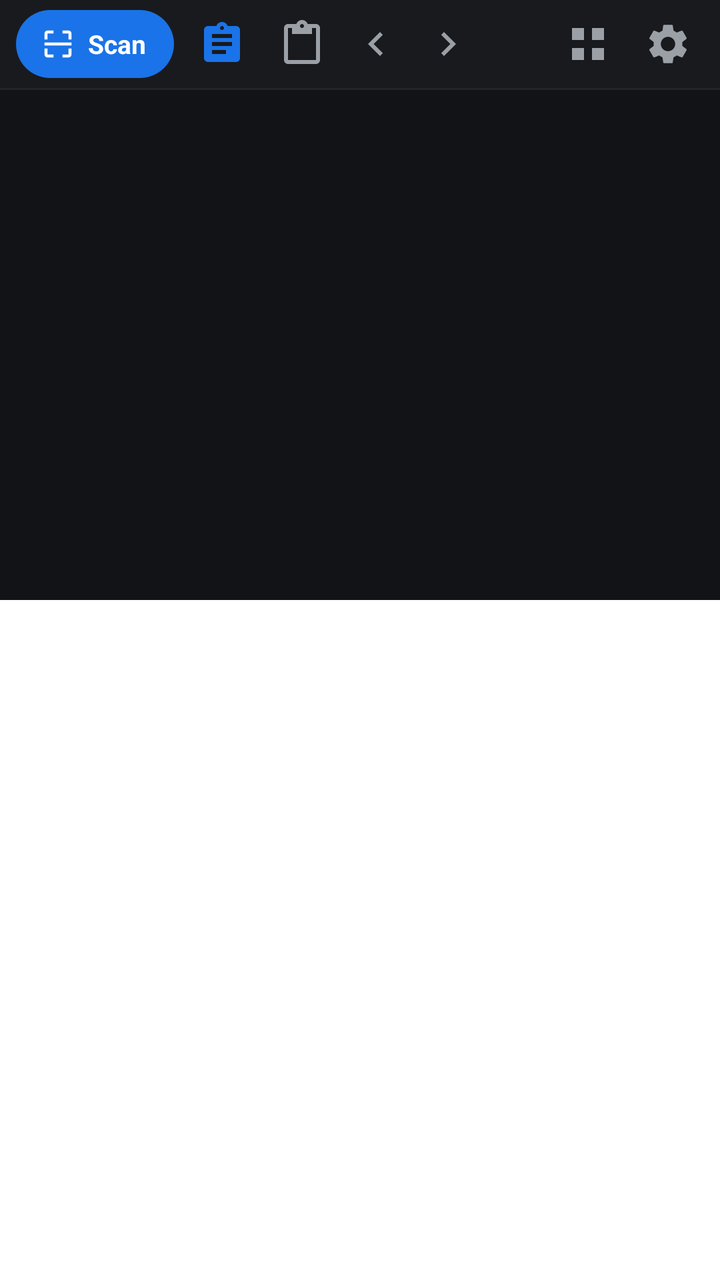
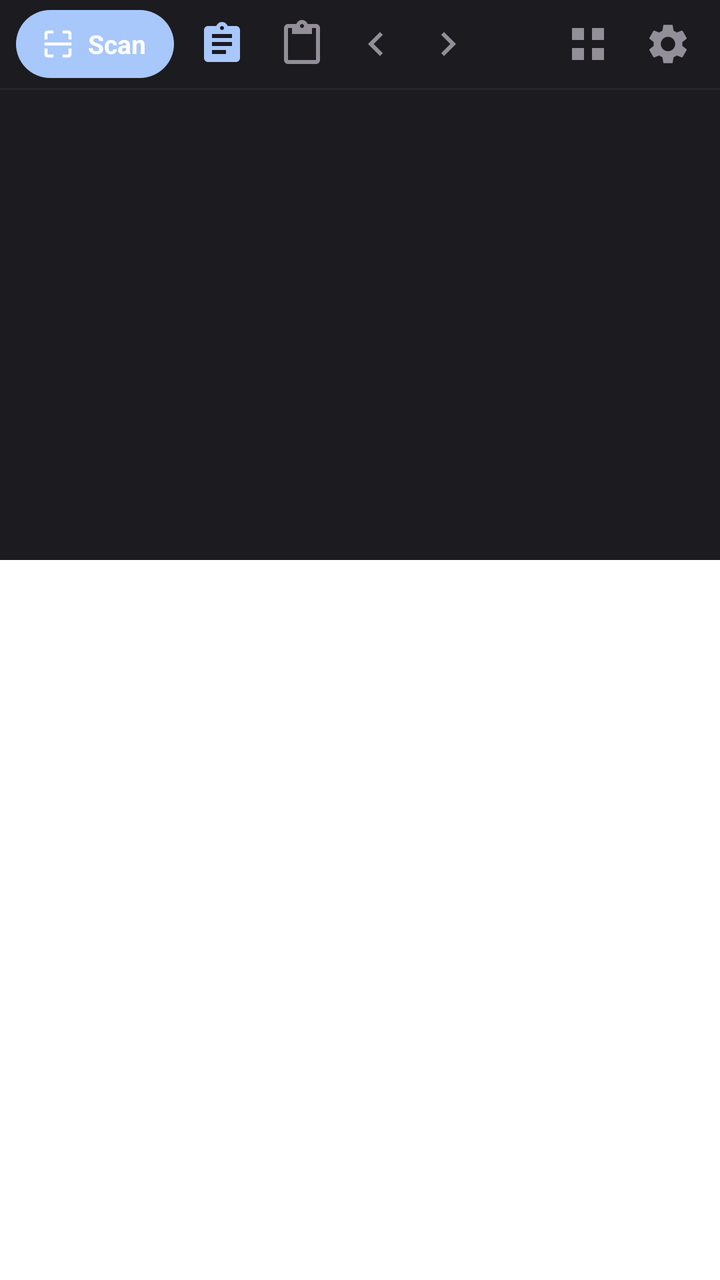

Compare the two renders of this Android layout. The source of the first and the diff that turns it into the second are given below.
<!-- AndroidManifest.xml: application theme AppTheme -->
<!-- res/layout/view_barcode_keyboard.xml -->
<?xml version="1.0" encoding="utf-8"?>
<FrameLayout xmlns:android="http://schemas.android.com/apk/res/android"
    xmlns:app="http://schemas.android.com/apk/res-auto"
    android:id="@+id/keyboardOuterFrame"
    android:layout_width="match_parent"
    android:layout_height="wrap_content"
    android:clipChildren="false"
    android:clipToPadding="false">

    <LinearLayout
        android:id="@+id/keyboardRoot"
        android:layout_width="match_parent"
        android:layout_height="wrap_content"
        android:background="@color/heliboard_surface"
        android:clipChildren="false"
        android:clipToPadding="false"
        android:orientation="vertical">

    
    <FrameLayout
        android:id="@+id/scannerContainer"
        android:layout_width="match_parent"
        android:layout_height="175dp"
        android:background="#000000"
        android:visibility="gone">

        <androidx.camera.view.PreviewView
            android:id="@+id/cameraPreviewView"
            android:layout_width="match_parent"
            android:layout_height="match_parent" />

        <com.example.barcodekeyboard.ui.keyboard.ScannerOverlayView
            android:id="@+id/scannerOverlayView"
            android:layout_width="match_parent"
            android:layout_height="match_parent" />

        
        <ImageButton
            android:id="@+id/btnViewfinderFlash"
            android:layout_width="32dp"
            android:layout_height="32dp"
            android:layout_gravity="top|start"
            android:layout_marginStart="10dp"
            android:layout_marginTop="10dp"
            android:background="@drawable/bg_bento_pill_dark"
            android:contentDescription="Senter"
            android:padding="7dp"
            android:src="@drawable/ic_flash"
            app:tint="#FFFFFF" />

        
        <TextView
            android:id="@+id/btnQuickZoom"
            android:layout_width="wrap_content"
            android:layout_height="32dp"
            android:layout_gravity="top|end"
            android:layout_marginTop="10dp"
            android:layout_marginEnd="10dp"
            android:background="@drawable/bg_bento_pill_dark"
            android:clickable="true"
            android:focusable="true"
            android:gravity="center"
            android:paddingStart="12dp"
            android:paddingEnd="12dp"
            android:text="1.0x"
            android:textColor="#FFFFFF"
            android:textSize="12sp"
            android:textStyle="bold" />

        
        <TextView
            android:id="@+id/tvStatus"
            android:layout_width="wrap_content"
            android:layout_height="wrap_content"
            android:layout_gravity="bottom|center_horizontal"
            android:layout_marginBottom="8dp"
            android:background="@drawable/bg_bento_pill_dark"
            android:elevation="2dp"
            android:paddingStart="14dp"
            android:paddingTop="5dp"
            android:paddingEnd="14dp"
            android:paddingBottom="5dp"
            android:text="Ketuk layar untuk fokus • 2x zoom"
            android:textColor="#FFFFFF"
            android:textSize="11sp" />

        <Button
            android:id="@+id/btnGrantPermission"
            android:layout_width="wrap_content"
            android:layout_height="wrap_content"
            android:layout_gravity="center"
            android:background="@drawable/bg_key_accent"
            android:text="@string/grant_camera_permission"
            android:textColor="#FFFFFF"
            android:visibility="gone" />

    </FrameLayout>

    
    <LinearLayout
        android:id="@+id/toolbarContainer"
        android:layout_width="match_parent"
        android:layout_height="44dp"
        android:background="@color/heliboard_toolbar_bg"
        android:gravity="center_vertical"
        android:orientation="horizontal"
        android:paddingStart="8dp"
        android:paddingEnd="8dp">

        
        <LinearLayout
            android:id="@+id/btnToggleScanner"
            android:layout_width="wrap_content"
            android:layout_height="34dp"
            android:background="@drawable/bg_bento_scan_pill"
            android:clickable="true"
            android:focusable="true"
            android:gravity="center_vertical"
            android:orientation="horizontal"
            android:paddingStart="12dp"
            android:paddingEnd="14dp">

            <ImageView
                android:id="@+id/ivScanIcon"
                android:layout_width="18dp"
                android:layout_height="18dp"
                android:src="@drawable/ic_scan"
                app:tint="#FFFFFF" />

            <TextView
                android:id="@+id/tvScanLabel"
                android:layout_width="wrap_content"
                android:layout_height="wrap_content"
                android:layout_marginStart="6dp"
                android:text="Scan"
                android:textColor="#FFFFFF"
                android:textSize="13sp"
                android:textStyle="bold" />
        </LinearLayout>

        
        <ImageButton
            android:id="@+id/btnFlash"
            android:layout_width="36dp"
            android:layout_height="34dp"
            android:layout_marginStart="6dp"
            android:background="@drawable/bg_bento_toolbar_pill"
            android:contentDescription="Flashlight"
            android:padding="6dp"
            android:src="@drawable/ic_flash"
            android:visibility="gone"
            app:tint="@color/heliboard_text" />

        
        <ImageButton
            android:id="@+id/btnClipboard"
            android:layout_width="36dp"
            android:layout_height="34dp"
            android:layout_marginStart="6dp"
            android:background="@drawable/bg_bento_toolbar_pill"
            android:contentDescription="Papan Klip"
            android:padding="7dp"
            android:src="@drawable/ic_clipboard"
            app:tint="@color/heliboard_accent" />

        
        <ImageButton
            android:id="@+id/btnPaste"
            android:layout_width="36dp"
            android:layout_height="34dp"
            android:layout_marginStart="4dp"
            android:background="@drawable/bg_bento_toolbar_pill"
            android:contentDescription="Paste"
            android:padding="7dp"
            android:src="@drawable/ic_paste"
            app:tint="@color/heliboard_text_sub" />

        
        <ImageButton
            android:id="@+id/btnCursorLeft"
            android:layout_width="34dp"
            android:layout_height="34dp"
            android:layout_marginStart="2dp"
            android:background="@drawable/bg_bento_toolbar_pill"
            android:contentDescription="Cursor Left"
            android:padding="7dp"
            android:src="@drawable/ic_arrow_left"
            app:tint="@color/heliboard_text_sub" />

        
        <ImageButton
            android:id="@+id/btnCursorRight"
            android:layout_width="34dp"
            android:layout_height="34dp"
            android:layout_marginStart="2dp"
            android:background="@drawable/bg_bento_toolbar_pill"
            android:contentDescription="Cursor Right"
            android:padding="7dp"
            android:src="@drawable/ic_arrow_right"
            app:tint="@color/heliboard_text_sub" />

        <View
            android:layout_width="0dp"
            android:layout_height="1dp"
            android:layout_weight="1" />

        
        <ImageButton
            android:id="@+id/btnToggleTools"
            android:layout_width="36dp"
            android:layout_height="34dp"
            android:background="@drawable/bg_bento_toolbar_pill"
            android:contentDescription="More Tools"
            android:padding="7dp"
            android:src="@drawable/ic_more_tools"
            app:tint="@color/heliboard_text_sub" />

        
        <ImageButton
            android:id="@+id/btnSettings"
            android:layout_width="36dp"
            android:layout_height="34dp"
            android:layout_marginStart="4dp"
            android:background="@drawable/bg_bento_toolbar_pill"
            android:contentDescription="Settings"
            android:padding="7dp"
            android:src="@drawable/ic_settings"
            app:tint="@color/heliboard_text_sub" />

    </LinearLayout>

    
    <LinearLayout
        android:id="@+id/toolsDrawerContainer"
        android:layout_width="match_parent"
        android:layout_height="46dp"
        android:background="@color/heliboard_surface"
        android:gravity="center_vertical"
        android:orientation="horizontal"
        android:paddingStart="8dp"
        android:paddingEnd="8dp"
        android:visibility="gone">

        <HorizontalScrollView
            android:layout_width="0dp"
            android:layout_height="match_parent"
            android:layout_weight="1"
            android:scrollbars="none">

            <LinearLayout
                android:layout_width="wrap_content"
                android:layout_height="match_parent"
                android:gravity="center_vertical"
                android:orientation="horizontal">

                <TextView
                    android:id="@+id/btnDrawerScan"
                    android:layout_width="wrap_content"
                    android:layout_height="32dp"
                    android:background="@drawable/bg_bento_pill_dark"
                    android:clickable="true"
                    android:focusable="true"
                    android:gravity="center"
                    android:paddingStart="12dp"
                    android:paddingEnd="12dp"
                    android:text="📷 Kamera Barcode"
                    android:textColor="@color/heliboard_text"
                    android:textSize="12sp" />

                <TextView
                    android:id="@+id/btnDrawerClipboard"
                    android:layout_width="wrap_content"
                    android:layout_height="32dp"
                    android:layout_marginStart="8dp"
                    android:background="@drawable/bg_bento_pill_dark"
                    android:clickable="true"
                    android:focusable="true"
                    android:gravity="center"
                    android:paddingStart="12dp"
                    android:paddingEnd="12dp"
                    android:text="📋 Papan Klip"
                    android:textColor="@color/heliboard_text"
                    android:textSize="12sp" />

                <TextView
                    android:id="@+id/btnDrawerZoom"
                    android:layout_width="wrap_content"
                    android:layout_height="32dp"
                    android:layout_marginStart="8dp"
                    android:background="@drawable/bg_bento_pill_dark"
                    android:clickable="true"
                    android:focusable="true"
                    android:gravity="center"
                    android:paddingStart="12dp"
                    android:paddingEnd="12dp"
                    android:text="🔍 Zoom Kamera"
                    android:textColor="@color/heliboard_text"
                    android:textSize="12sp" />

                <TextView
                    android:id="@+id/btnDrawerSize"
                    android:layout_width="wrap_content"
                    android:layout_height="32dp"
                    android:layout_marginStart="8dp"
                    android:background="@drawable/bg_bento_pill_dark"
                    android:clickable="true"
                    android:focusable="true"
                    android:gravity="center"
                    android:paddingStart="12dp"
                    android:paddingEnd="12dp"
                    android:text="📏 Ukuran"
                    android:textColor="@color/heliboard_text"
                    android:textSize="12sp" />

                <TextView
                    android:id="@+id/btnDrawerSettings"
                    android:layout_width="wrap_content"
                    android:layout_height="32dp"
                    android:layout_marginStart="8dp"
                    android:background="@drawable/bg_bento_pill_dark"
                    android:clickable="true"
                    android:focusable="true"
                    android:gravity="center"
                    android:paddingStart="12dp"
                    android:paddingEnd="12dp"
                    android:text="⚙️ Pengaturan"
                    android:textColor="@color/heliboard_text"
                    android:textSize="12sp" />

            </LinearLayout>
        </HorizontalScrollView>

        <ImageButton
            android:id="@+id/btnDrawerClose"
            android:layout_width="32dp"
            android:layout_height="32dp"
            android:layout_marginStart="6dp"
            android:background="@drawable/bg_bento_toolbar_pill"
            android:contentDescription="Tutup Tools"
            android:padding="6dp"
            android:src="@drawable/ic_chevron_up"
            app:tint="@color/heliboard_text_sub" />

    </LinearLayout>

    <View
        android:layout_width="match_parent"
        android:layout_height="1dp"
        android:background="@color/heliboard_divider" />

    
    <LinearLayout
        android:id="@+id/keypadContainer"
        android:layout_width="match_parent"
        android:layout_height="wrap_content"
        android:orientation="vertical"
        android:paddingStart="3dp"
        android:paddingTop="5dp"
        android:paddingEnd="3dp"
        android:paddingBottom="6dp">

        
        <LinearLayout
            android:id="@+id/rowNumber"
            android:layout_width="match_parent"
            android:layout_height="44dp"
            android:orientation="horizontal" />

        
        <LinearLayout
            android:id="@+id/row1"
            android:layout_width="match_parent"
            android:layout_height="46dp"
            android:layout_marginTop="4dp"
            android:orientation="horizontal" />

        
        <LinearLayout
            android:id="@+id/row2"
            android:layout_width="match_parent"
            android:layout_height="46dp"
            android:layout_marginTop="4dp"
            android:orientation="horizontal" />

        
        <LinearLayout
            android:id="@+id/row3"
            android:layout_width="match_parent"
            android:layout_height="46dp"
            android:layout_marginTop="4dp"
            android:orientation="horizontal" />

        
        <LinearLayout
            android:id="@+id/row4"
            android:layout_width="match_parent"
            android:layout_height="46dp"
            android:layout_marginTop="4dp"
            android:orientation="horizontal" />

    </LinearLayout>

    
    <LinearLayout
        android:id="@+id/clipboardContainer"
        android:layout_width="match_parent"
        android:layout_height="225dp"
        android:orientation="vertical"
        android:visibility="gone">

        
        <LinearLayout
            android:layout_width="match_parent"
            android:layout_height="44dp"
            android:gravity="center_vertical"
            android:orientation="horizontal"
            android:paddingStart="12dp"
            android:paddingEnd="10dp">

            <ImageView
                android:layout_width="20dp"
                android:layout_height="20dp"
                android:src="@drawable/ic_clipboard"
                app:tint="@color/heliboard_accent" />

            <TextView
                android:layout_width="wrap_content"
                android:layout_height="wrap_content"
                android:layout_marginStart="8dp"
                android:text="Papan Klip"
                android:textColor="@color/heliboard_text"
                android:textSize="14sp"
                android:textStyle="bold" />

            <TextView
                android:id="@+id/tvClipboardCount"
                android:layout_width="0dp"
                android:layout_height="wrap_content"
                android:layout_marginStart="6dp"
                android:layout_weight="1"
                android:textColor="@color/heliboard_text_sub"
                android:textSize="12sp"
                android:text="(0)" />

            <Button
                android:id="@+id/btnClearClipboard"
                style="@style/Widget.MaterialComponents.Button.TextButton"
                android:layout_width="wrap_content"
                android:layout_height="36dp"
                android:text="Bersihkan"
                android:textColor="#FF5252"
                android:textSize="12sp" />

            <ImageButton
                android:id="@+id/btnCloseClipboard"
                android:layout_width="36dp"
                android:layout_height="36dp"
                android:background="@drawable/bg_toolbar_item"
                android:contentDescription="Tutup Papan Klip"
                android:padding="7dp"
                android:src="@drawable/ic_close"
                app:tint="@color/heliboard_text" />

        </LinearLayout>

        <View
            android:layout_width="match_parent"
            android:layout_height="1dp"
            android:background="@color/heliboard_divider" />

        
        <androidx.recyclerview.widget.RecyclerView
            android:id="@+id/rvClipboardItems"
            android:layout_width="match_parent"
            android:layout_height="0dp"
            android:layout_weight="1"
            android:clipToPadding="false"
            android:paddingTop="4dp"
            android:paddingBottom="6dp"
            android:scrollbars="vertical" />

        
        <TextView
            android:id="@+id/tvClipboardEmpty"
            android:layout_width="match_parent"
            android:layout_height="0dp"
            android:layout_weight="1"
            android:gravity="center"
            android:padding="20dp"
            android:text="Papan klip kosong.\nTeks yang Anda salin (copy) akan otomatis muncul di sini."
            android:textAlignment="center"
            android:textColor="@color/heliboard_text_sub"
            android:textSize="13sp"
            android:visibility="gone" />

    </LinearLayout>

</LinearLayout>

    
    <FrameLayout
        android:id="@+id/keyPreviewOverlay"
        android:layout_width="match_parent"
        android:layout_height="match_parent"
        android:clickable="false"
        android:focusable="false"
        android:clipChildren="false"
        android:clipToPadding="false">

        
        <com.example.barcodekeyboard.ui.keyboard.MaterialKeyBalloonView
            android:id="@+id/materialKeyBalloonView"
            android:layout_width="wrap_content"
            android:layout_height="wrap_content"
            android:clickable="false"
            android:focusable="false"
            android:visibility="gone" />

        
        <com.example.barcodekeyboard.ui.keyboard.MoreKeysPillPopupView
            android:id="@+id/moreKeysPillPopupView"
            android:layout_width="wrap_content"
            android:layout_height="wrap_content"
            android:clickable="false"
            android:focusable="false"
            android:visibility="gone" />

        
        <FrameLayout
            android:id="@+id/keyPreviewBubble"
            android:layout_width="54dp"
            android:layout_height="54dp"
            android:layout_gravity="top|start"
            android:clickable="false"
            android:focusable="false"
            android:visibility="gone"
            android:elevation="12dp">

            <TextView
                android:id="@+id/tvKeyPreviewChar"
                android:layout_width="match_parent"
                android:layout_height="match_parent"
                android:gravity="center"
                android:includeFontPadding="false"
                android:text="A"
                android:textColor="#FFFFFF"
                android:textSize="26sp"
                android:textStyle="bold" />
        </FrameLayout>

    </FrameLayout>

</FrameLayout>
<!-- resources referenced by this layout -->
<resources>
  <color name="heliboard_accent">#1A73E8</color>
  <color name="heliboard_divider">#23252A</color>
  <color name="heliboard_surface">#121316</color>
  <color name="heliboard_text">#F1F3F5</color>
  <color name="heliboard_text_sub">#9AA0A6</color>
  <color name="heliboard_toolbar_bg">#191A1E</color>
  <!-- drawable bg_bento_pill_dark (drawable) -->
  <?xml version="1.0" encoding="utf-8"?>
  <shape xmlns:android="http://schemas.android.com/apk/res/android"
      android:shape="rectangle">
      <solid android:color="@color/bento_matte_black_surface" />
      <corners android:radius="999dp" />
      <stroke
          android:width="1dp"
          android:color="@color/bento_matte_black_border" />
  </shape>
  <!-- drawable bg_bento_scan_pill (drawable) -->
  <?xml version="1.0" encoding="utf-8"?>
  <ripple xmlns:android="http://schemas.android.com/apk/res/android"
      android:color="#40FFFFFF">
      <item>
          <shape android:shape="rectangle">
              <solid android:color="@color/heliboard_accent" />
              <corners android:radius="999dp" />
          </shape>
      </item>
  </ripple>
  <!-- drawable bg_key_accent (drawable) -->
  <?xml version="1.0" encoding="utf-8"?>
  <ripple xmlns:android="http://schemas.android.com/apk/res/android"
      android:color="#80FFFFFF">
      <item>
          <shape android:shape="rectangle">
              <solid android:color="@color/heliboard_accent" />
              <corners android:radius="6dp" />
          </shape>
      </item>
  </ripple>
  <!-- drawable ic_arrow_left (drawable) -->
  <vector xmlns:android="http://schemas.android.com/apk/res/android"
      android:width="24dp"
      android:height="24dp"
      android:viewportWidth="24"
      android:viewportHeight="24">
      <path
          android:fillColor="#FFFFFFFF"
          android:pathData="M15.41,7.41L14,6l-6,6 6,6 1.41,-1.41L10.83,12z" />
  </vector>
  <!-- drawable ic_arrow_right (drawable) -->
  <vector xmlns:android="http://schemas.android.com/apk/res/android"
      android:width="24dp"
      android:height="24dp"
      android:viewportWidth="24"
      android:viewportHeight="24">
      <path
          android:fillColor="#FFFFFFFF"
          android:pathData="M10,6L8.59,7.41 13.17,12l-4.58,4.59L10,18l6,-6z" />
  </vector>
  <!-- drawable ic_chevron_up (drawable) -->
  <vector xmlns:android="http://schemas.android.com/apk/res/android"
      android:width="24dp"
      android:height="24dp"
      android:viewportWidth="24"
      android:viewportHeight="24">
      <path
          android:fillColor="#FFFFFFFF"
          android:pathData="M12,8l-6,6 1.41,1.41L12,10.83l4.59,4.58L18,14z" />
  </vector>
  <!-- drawable ic_flash (drawable) -->
  <vector xmlns:android="http://schemas.android.com/apk/res/android"
      android:width="24dp"
      android:height="24dp"
      android:viewportWidth="24"
      android:viewportHeight="24">
      <path
          android:fillColor="#FFFFFFFF"
          android:pathData="M7,2v11h3v9l7,-12h-4l4,-8H7z" />
  </vector>
  <!-- drawable ic_more_tools (drawable) -->
  <vector xmlns:android="http://schemas.android.com/apk/res/android"
      android:width="24dp"
      android:height="24dp"
      android:viewportWidth="24"
      android:viewportHeight="24">
      
      <path
          android:fillColor="#FFFFFFFF"
          android:pathData="M4,4h6v6H4V4zm10,0h6v6h-6V4zM4,14h6v6H4v-6zm10,0h6v6h-6v-6z" />
  </vector>
  <string name="grant_camera_permission">Izinkan Akses Kamera</string>
  <style name="AppTheme" parent="Theme.MaterialComponents.DayNight.DarkActionBar">
          
          <item name="colorPrimary">@color/colorPrimary</item>
          <item name="colorPrimaryDark">@color/colorPrimaryDark</item>
          <item name="colorAccent">@color/colorAccent</item>
      </style>
  <color name="bento_matte_black_surface">#27272E</color>
  <color name="bento_matte_black_border">#2E2E38</color>
  <color name="heliboard_key_pressed">#3E4148</color>
  <color name="colorPrimary">#1E1F22</color>
  <color name="colorPrimaryDark">#141517</color>
  <color name="colorAccent">#2979FF</color>
  <!-- unchanged entries left out for length: 7 -->
</resources>

<!-- the commit's change to res/layout/view_barcode_keyboard.xml (unified diff, before → after) -->
@@ -17,84 +17,13 @@
         android:orientation="vertical">
 
     
-    <FrameLayout
-        android:id="@+id/scannerContainer"
+    <ViewStub
+        android:id="@+id/scannerViewStub"
         android:layout_width="match_parent"
         android:layout_height="175dp"
-        android:background="#000000"
-        android:visibility="gone">
-
-        <androidx.camera.view.PreviewView
-            android:id="@+id/cameraPreviewView"
-            android:layout_width="match_parent"
-            android:layout_height="match_parent" />
-
-        <com.example.barcodekeyboard.ui.keyboard.ScannerOverlayView
-            android:id="@+id/scannerOverlayView"
-            android:layout_width="match_parent"
-            android:layout_height="match_parent" />
-
-        
-        <ImageButton
-            android:id="@+id/btnViewfinderFlash"
-            android:layout_width="32dp"
-            android:layout_height="32dp"
-            android:layout_gravity="top|start"
-            android:layout_marginStart="10dp"
-            android:layout_marginTop="10dp"
-            android:background="@drawable/bg_bento_pill_dark"
-            android:contentDescription="Senter"
-            android:padding="7dp"
-            android:src="@drawable/ic_flash"
-            app:tint="#FFFFFF" />
-
-        
-        <TextView
-            android:id="@+id/btnQuickZoom"
-            android:layout_width="wrap_content"
-            android:layout_height="32dp"
-            android:layout_gravity="top|end"
-            android:layout_marginTop="10dp"
-            android:layout_marginEnd="10dp"
-            android:background="@drawable/bg_bento_pill_dark"
-            android:clickable="true"
-            android:focusable="true"
-            android:gravity="center"
-            android:paddingStart="12dp"
-            android:paddingEnd="12dp"
-            android:text="1.0x"
-            android:textColor="#FFFFFF"
-            android:textSize="12sp"
-            android:textStyle="bold" />
-
-        
-        <TextView
-            android:id="@+id/tvStatus"
-            android:layout_width="wrap_content"
-            android:layout_height="wrap_content"
-            android:layout_gravity="bottom|center_horizontal"
-            android:layout_marginBottom="8dp"
-            android:background="@drawable/bg_bento_pill_dark"
-            android:elevation="2dp"
-            android:paddingStart="14dp"
-            android:paddingTop="5dp"
-            android:paddingEnd="14dp"
-            android:paddingBottom="5dp"
-            android:text="Ketuk layar untuk fokus • 2x zoom"
-            android:textColor="#FFFFFF"
-            android:textSize="11sp" />
-
-        <Button
-            android:id="@+id/btnGrantPermission"
-            android:layout_width="wrap_content"
-            android:layout_height="wrap_content"
-            android:layout_gravity="center"
-            android:background="@drawable/bg_key_accent"
-            android:text="@string/grant_camera_permission"
-            android:textColor="#FFFFFF"
-            android:visibility="gone" />
-
-    </FrameLayout>
+        android:inflatedId="@+id/scannerContainer"
+        android:layout="@layout/layout_scanner_viewfinder" />
+
 
     
     <LinearLayout
@@ -364,13 +293,14 @@
             android:id="@+id/rowNumber"
             android:layout_width="match_parent"
             android:layout_height="44dp"
-            android:orientation="horizontal" />
+            android:orientation="horizontal"
+            android:visibility="gone" />
 
         
         <LinearLayout
             android:id="@+id/row1"
             android:layout_width="match_parent"
-            android:layout_height="46dp"
+            android:layout_height="52dp"
             android:layout_marginTop="4dp"
             android:orientation="horizontal" />
 
@@ -378,7 +308,7 @@
         <LinearLayout
             android:id="@+id/row2"
             android:layout_width="match_parent"
-            android:layout_height="46dp"
+            android:layout_height="52dp"
             android:layout_marginTop="4dp"
             android:orientation="horizontal" />
 
@@ -386,7 +316,7 @@
         <LinearLayout
             android:id="@+id/row3"
             android:layout_width="match_parent"
-            android:layout_height="46dp"
+            android:layout_height="52dp"
             android:layout_marginTop="4dp"
             android:orientation="horizontal" />
 
@@ -394,7 +324,7 @@
         <LinearLayout
             android:id="@+id/row4"
             android:layout_width="match_parent"
-            android:layout_height="46dp"
+            android:layout_height="52dp"
             android:layout_marginTop="4dp"
             android:orientation="horizontal" />
 
@@ -551,3 +481,83 @@
     </FrameLayout>
 
 </FrameLayout>
+<!-- res/layout/layout_scanner_viewfinder.xml (included above) -->
+<?xml version="1.0" encoding="utf-8"?>
+<FrameLayout xmlns:android="http://schemas.android.com/apk/res/android"
+    xmlns:app="http://schemas.android.com/apk/res-auto"
+    android:id="@+id/scannerContainer"
+    android:layout_width="match_parent"
+    android:layout_height="175dp"
+    android:background="#000000">
+
+    <androidx.camera.view.PreviewView
+        android:id="@+id/cameraPreviewView"
+        android:layout_width="match_parent"
+        android:layout_height="match_parent" />
+
+    <com.example.barcodekeyboard.ui.keyboard.ScannerOverlayView
+        android:id="@+id/scannerOverlayView"
+        android:layout_width="match_parent"
+        android:layout_height="match_parent" />
+
+    
+    <ImageButton
+        android:id="@+id/btnViewfinderFlash"
+        android:layout_width="32dp"
+        android:layout_height="32dp"
+        android:layout_gravity="top|start"
+        android:layout_marginStart="10dp"
+        android:layout_marginTop="10dp"
+        android:background="@drawable/bg_bento_pill_dark"
+        android:contentDescription="Senter"
+        android:padding="7dp"
+        android:src="@drawable/ic_flash"
+        app:tint="#FFFFFF" />
+
+    
+    <TextView
+        android:id="@+id/btnQuickZoom"
+        android:layout_width="wrap_content"
+        android:layout_height="32dp"
+        android:layout_gravity="top|end"
+        android:layout_marginTop="10dp"
+        android:layout_marginEnd="10dp"
+        android:background="@drawable/bg_bento_pill_dark"
+        android:clickable="true"
+        android:focusable="true"
+        android:gravity="center"
+        android:paddingStart="12dp"
+        android:paddingEnd="12dp"
+        android:text="1.0x"
+        android:textColor="#FFFFFF"
+        android:textSize="12sp"
+        android:textStyle="bold" />
+
+    
+    <TextView
+        android:id="@+id/tvStatus"
+        android:layout_width="wrap_content"
+        android:layout_height="wrap_content"
+        android:layout_gravity="bottom|center_horizontal"
+        android:layout_marginBottom="8dp"
+        android:background="@drawable/bg_bento_pill_dark"
+        android:elevation="2dp"
+        android:paddingStart="14dp"
+        android:paddingTop="5dp"
+        android:paddingEnd="14dp"
+        android:paddingBottom="5dp"
+        android:text="Ketuk layar untuk fokus • 2x zoom"
+        android:textColor="#FFFFFF"
+        android:textSize="11sp" />
+
+    <Button
+        android:id="@+id/btnGrantPermission"
+        android:layout_width="wrap_content"
+        android:layout_height="wrap_content"
+        android:layout_gravity="center"
+        android:background="@drawable/bg_key_accent"
+        android:text="@string/grant_camera_permission"
+        android:textColor="#FFFFFF"
+        android:visibility="gone" />
+
+</FrameLayout>
<!-- resource entries referenced after the edit -->
@@ -1,11 +1,11 @@
 <!-- resources referenced by this layout -->
 <resources>
-  <color name="heliboard_accent">#1A73E8</color>
-  <color name="heliboard_divider">#23252A</color>
-  <color name="heliboard_surface">#121316</color>
-  <color name="heliboard_text">#F1F3F5</color>
-  <color name="heliboard_text_sub">#9AA0A6</color>
-  <color name="heliboard_toolbar_bg">#191A1E</color>
+  <color name="heliboard_accent">#A8C7FA</color>
+  <color name="heliboard_divider">#26242A</color>
+  <color name="heliboard_surface">#1C1B1F</color>
+  <color name="heliboard_text">#E6E1E5</color>
+  <color name="heliboard_text_sub">#938F99</color>
+  <color name="heliboard_toolbar_bg">#1C1B1F</color>
   <!-- drawable bg_bento_pill_dark (drawable) -->
   <?xml version="1.0" encoding="utf-8"?>
   <shape xmlns:android="http://schemas.android.com/apk/res/android"
@@ -98,7 +98,7 @@
       </style>
   <color name="bento_matte_black_surface">#27272E</color>
   <color name="bento_matte_black_border">#2E2E38</color>
-  <color name="heliboard_key_pressed">#3E4148</color>
+  <color name="heliboard_key_pressed">#49454F</color>
   <color name="colorPrimary">#1E1F22</color>
   <color name="colorPrimaryDark">#141517</color>
   <color name="colorAccent">#2979FF</color>
